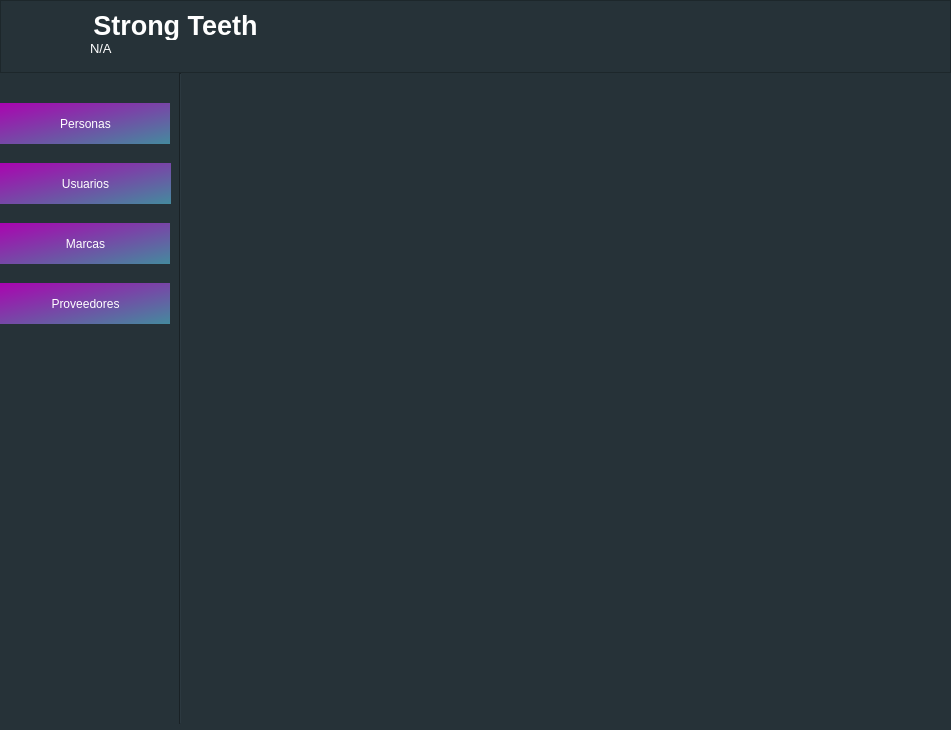
hm2206/strong_teeth, file ui/app.ui: the form before one commit.
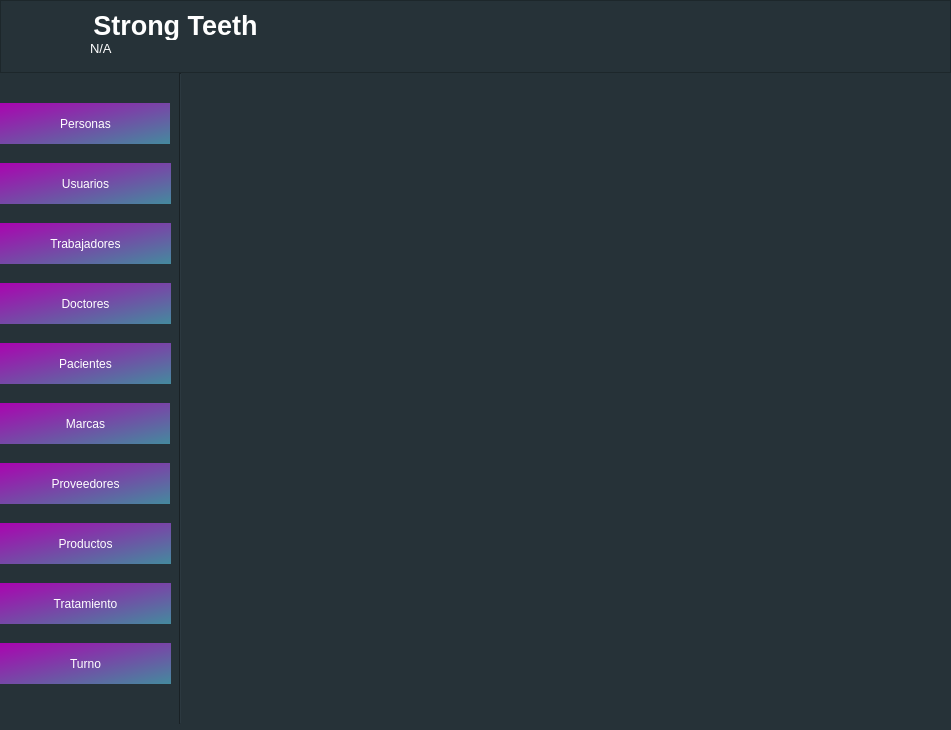
The form after the commit. Icons and pictures are not drawn.

Diff of the .ui file:
```diff
--- a/ui/app.ui
+++ b/ui/app.ui
@@ -287,7 +287,7 @@
              <property name="geometry">
               <rect>
                <x>0</x>
-               <y>150</y>
+               <y>330</y>
                <width>171</width>
                <height>41</height>
               </rect>
@@ -306,7 +306,7 @@
              <property name="geometry">
               <rect>
                <x>0</x>
-               <y>210</y>
+               <y>390</y>
                <width>171</width>
                <height>41</height>
               </rect>
@@ -372,6 +372,120 @@
               <string>Usuarios</string>
              </property>
             </widget>
+            <widget class="QPushButton" name="btn_tratamiento">
+             <property name="geometry">
+              <rect>
+               <x>0</x>
+               <y>510</y>
+               <width>171</width>
+               <height>41</height>
+              </rect>
+             </property>
+             <property name="cursor">
+              <cursorShape>PointingHandCursor</cursorShape>
+             </property>
+             <property name="styleSheet">
+              <string notr="true"/>
+             </property>
+             <property name="text">
+              <string>Tratamiento</string>
+             </property>
+            </widget>
+            <widget class="QPushButton" name="btn_turno">
+             <property name="geometry">
+              <rect>
+               <x>0</x>
+               <y>570</y>
+               <width>171</width>
+               <height>41</height>
+              </rect>
+             </property>
+             <property name="cursor">
+              <cursorShape>PointingHandCursor</cursorShape>
+             </property>
+             <property name="styleSheet">
+              <string notr="true"/>
+             </property>
+             <property name="text">
+              <string>Turno</string>
+             </property>
+            </widget>
+            <widget class="QPushButton" name="btn_trabajadores">
+             <property name="geometry">
+              <rect>
+               <x>0</x>
+               <y>150</y>
+               <width>171</width>
+               <height>41</height>
+              </rect>
+             </property>
+             <property name="cursor">
+              <cursorShape>PointingHandCursor</cursorShape>
+             </property>
+             <property name="styleSheet">
+              <string notr="true"/>
+             </property>
+             <property name="text">
+              <string>Trabajadores</string>
+             </property>
+            </widget>
+            <widget class="QPushButton" name="btn_doctores">
+             <property name="geometry">
+              <rect>
+               <x>0</x>
+               <y>210</y>
+               <width>171</width>
+               <height>41</height>
+              </rect>
+             </property>
+             <property name="cursor">
+              <cursorShape>PointingHandCursor</cursorShape>
+             </property>
+             <property name="styleSheet">
+              <string notr="true"/>
+             </property>
+             <property name="text">
+              <string>Doctores</string>
+             </property>
+            </widget>
+            <widget class="QPushButton" name="btn_pacientes">
+             <property name="geometry">
+              <rect>
+               <x>0</x>
+               <y>270</y>
+               <width>171</width>
+               <height>41</height>
+              </rect>
+             </property>
+             <property name="cursor">
+              <cursorShape>PointingHandCursor</cursorShape>
+             </property>
+             <property name="styleSheet">
+              <string notr="true"/>
+             </property>
+             <property name="text">
+              <string>Pacientes</string>
+             </property>
+            </widget>
+            <widget class="QPushButton" name="btn_productos">
+             <property name="geometry">
+              <rect>
+               <x>0</x>
+               <y>450</y>
+               <width>171</width>
+               <height>41</height>
+              </rect>
+             </property>
+             <property name="cursor">
+              <cursorShape>PointingHandCursor</cursorShape>
+             </property>
+             <property name="styleSheet">
+              <string notr="true"/>
+             </property>
+             <property name="text">
+              <string>Productos</string>
+             </property>
+            </widget>
            </widget>
           </item>
           <item>
```
